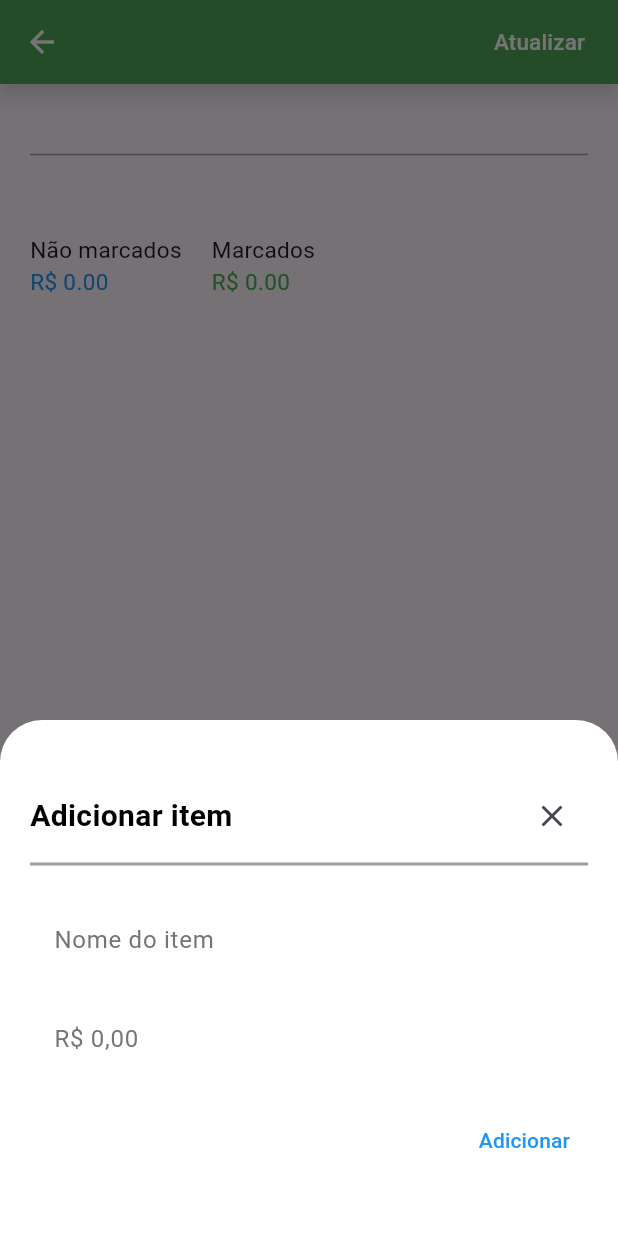
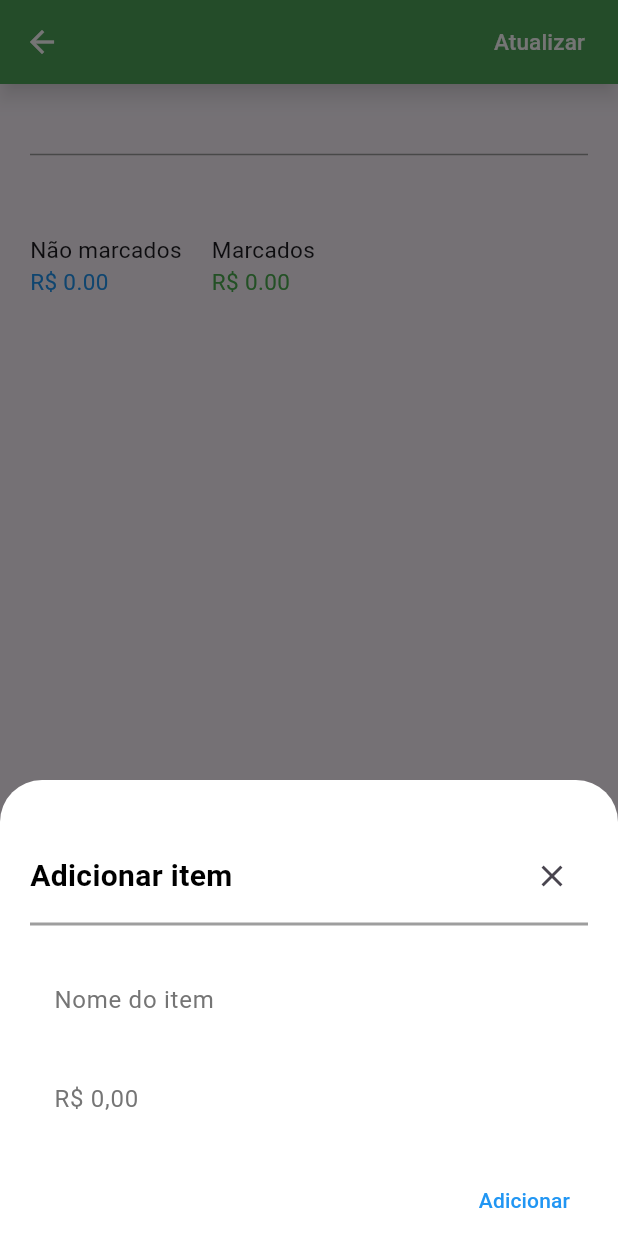
Before and after one commit to xvjtor/lista_de_compras_fase02, a Flutter app: the ListaDetalhesPage screen opened directly with empty values, after a tap on "Adicionar", on a phone screen of 412 x 824 dp. Run offline on Flutter 3.47's test engine with Material 3 defaults, Android fonts, the phone set to English and light mode, and no system bars.

Commit message:
terceiro commit

```diff
--- a/lib/pages/lista_detalhes_page.dart
+++ b/lib/pages/lista_detalhes_page.dart
@@ -19,6 +19,7 @@ class ListaDetalhesPage extends StatefulWidget {
 class _ListaDetalhesState extends State<ListaDetalhesPage> {
   void addItem() async {
     final novoItem = await showModalBottomSheet<Item>(
+      isScrollControlled: true,
       backgroundColor: Colors.white,
       context: context,
       builder: (ctx) {
--- a/lib/widgets/add_item_widget.dart
+++ b/lib/widgets/add_item_widget.dart
@@ -29,7 +29,12 @@ class _AddItemWidgetState extends State<AddItemWidget> {
   @override
   Widget build(BuildContext context) {
     return Padding(
-      padding: EdgeInsets.symmetric(vertical: 40, horizontal: 20),
+      padding: EdgeInsets.only(
+        left: 20,
+        right: 20,
+        top: 40,
+        bottom: MediaQuery.of(context).viewInsets.bottom,
+      ),
       child: Form(
         key: formKey,
         child: Column(
```
